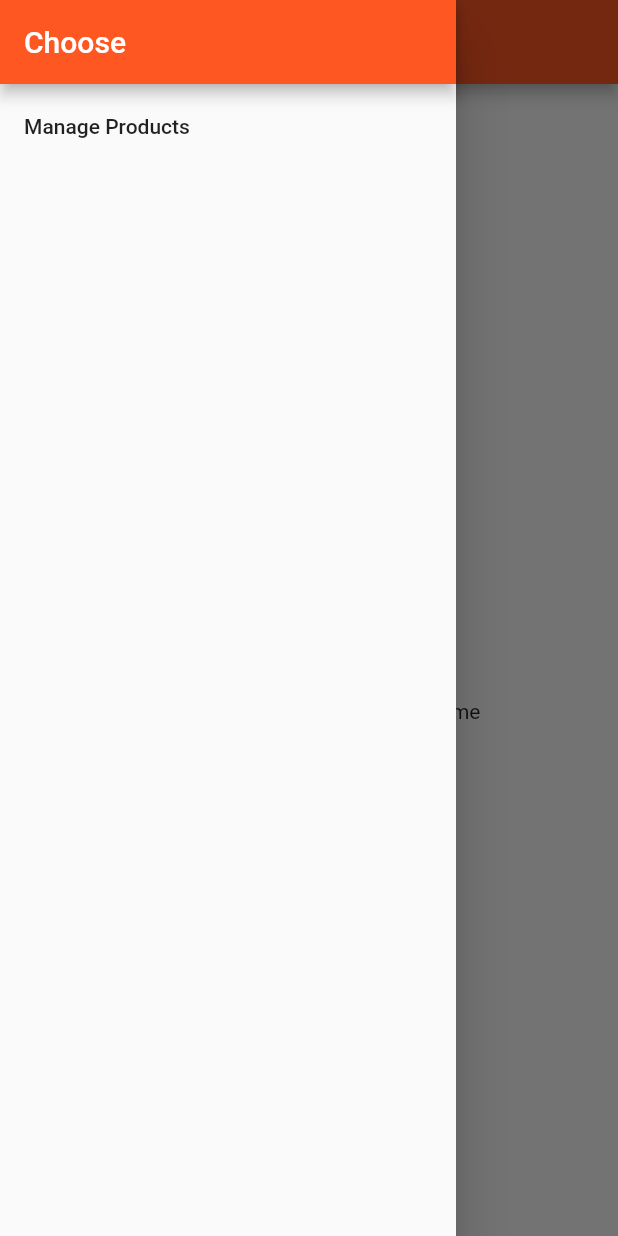
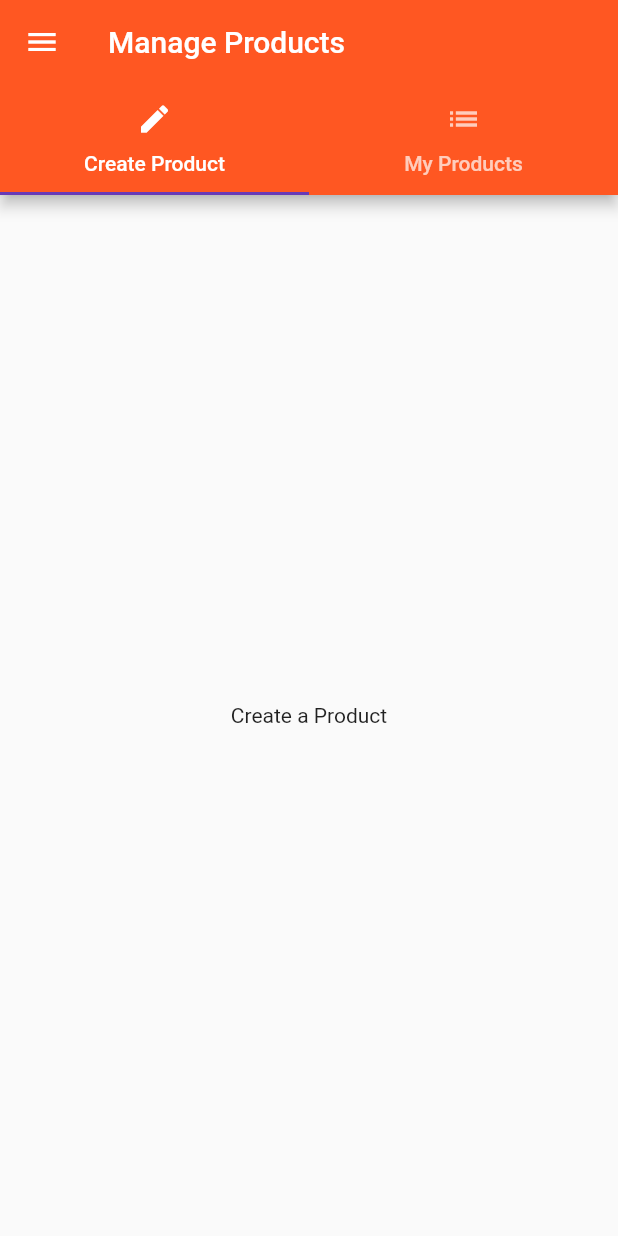
Before and after one commit to jcoppis/flutterFirstApp, a Flutter app: the ProductsPage screen opened directly, in the side drawer, after a tap on "Manage Products", on a phone screen of 412 x 824 dp. Run offline on Flutter 3.47's test engine with Material 2 defaults, Android fonts, the phone set to English and light mode, and no system bars.

Commit message:
add tabs

```diff
--- /dev/null
+++ b/lib/pages/product_create.dart
@@ -0,0 +1,11 @@
+import 'package:flutter/material.dart';
+
+class ProductCreatePage extends StatelessWidget {
+  @override
+  Widget build(BuildContext context) {
+    // no retorno Scaffold porque es cargada desde un tab
+    return Center(
+      child: Text('Create a Product'),
+    );
+  }
+}
--- /dev/null
+++ b/lib/pages/product_list.dart
@@ -0,0 +1,11 @@
+import 'package:flutter/material.dart';
+
+class ProductListPage extends StatelessWidget {
+  @override
+  Widget build(BuildContext context) {
+    // no retorno Scaffold porque es cargada desde un tab
+    return Center(
+      child: Text('All Products'),
+    );
+  }
+}
--- a/lib/pages/products.dart
+++ b/lib/pages/products.dart
@@ -1,6 +1,7 @@
 import 'package:flutter/material.dart';
 
-import 'package:first_app/product_manager.dart';
+import '../product_manager.dart';
+import './products_admin.dart';
 
 class ProductsPage extends StatelessWidget {
   @override
@@ -15,7 +16,14 @@
             ),
             ListTile(
               title: Text('Manage Products'),
-              onTap: () {},
+              onTap: () {
+                Navigator.pushReplacement(
+                  context,
+                  MaterialPageRoute(
+                    builder: (BuildContext context) => ProductsAdminPage(),
+                  ),
+                );
+              },
             )
           ],
         ),
--- /dev/null
+++ b/lib/pages/products_admin.dart
@@ -0,0 +1,58 @@
+import 'package:flutter/material.dart';
+
+import './products.dart';
+import './product_create.dart';
+import './product_list.dart';
+
+class ProductsAdminPage extends StatelessWidget {
+  @override
+  Widget build(BuildContext context) {
+    return DefaultTabController(
+      length: 2,
+      child: Scaffold(
+        drawer: Drawer(
+          child: Column(
+            children: <Widget>[
+              AppBar(
+                automaticallyImplyLeading: false,
+                title: Text('Choose'),
+              ),
+              ListTile(
+                title: Text('All Products'),
+                onTap: () {
+                  Navigator.pushReplacement(
+                    context,
+                    MaterialPageRoute(
+                      builder: (BuildContext context) => ProductsPage(),
+                    ),
+                  );
+                },
+              )
+            ],
+          ),
+        ),
+        appBar: AppBar(
+          title: Text('Manage Products'),
+          bottom: TabBar(
+            tabs: <Widget>[
+              Tab(
+                icon: Icon(Icons.create),
+                text: 'Create Product',
+              ),
+              Tab(
+                icon: Icon(Icons.list),
+                text: 'My Products',
+              ),
+            ],
+          ),
+        ),
+        body: TabBarView(
+          children: <Widget>[
+            ProductCreatePage(),
+            ProductListPage(),
+          ],
+        ),
+      ),
+    );
+  }
+}
```
